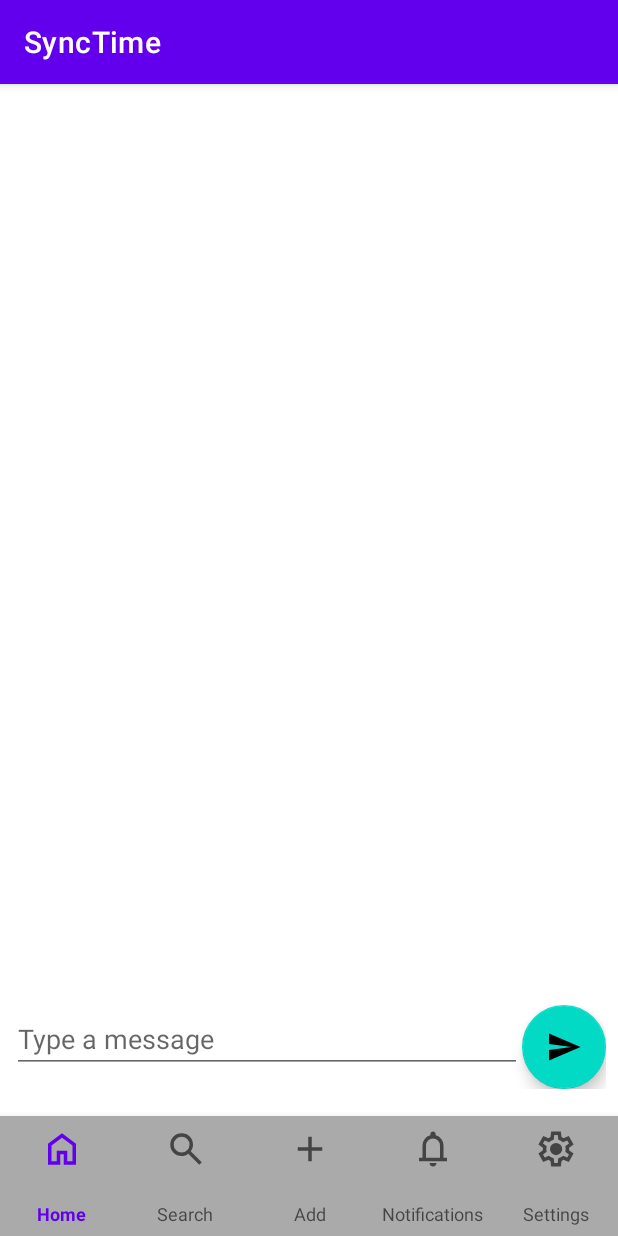
After one commit to Andrew-D-H/SyncTime, an Android app built with Jetpack Compose: the fragment ChatFragment placed in its activity, on a phone screen of 412 x 824 dp. The commit adds this screen. Run offline under Robolectric (Android 15) with nearby library versions, the phone set to English and light mode, and no system bars.

Commit message:
Add chat functionality with fragments, adapters, and message bubbles
- Created ChatListFragment, ChatFragment, and NewChatFragment
- Added Chat and Message models
- Implemented adapters and layouts (item_chat, item_message)
- Connected Chat button in HomeFragment

```diff
--- /dev/null
+++ b/app/src/main/java/com/example/synctime/ChatFragment.kt
@@ -0,0 +1,60 @@
+package com.example.synctime
+
+import android.os.Bundle
+import android.view.LayoutInflater
+import android.view.View
+import android.view.ViewGroup
+import androidx.fragment.app.Fragment
+import androidx.recyclerview.widget.LinearLayoutManager
+import androidx.recyclerview.widget.RecyclerView
+import com.google.android.material.floatingactionbutton.FloatingActionButton
+import com.google.android.material.textfield.TextInputEditText
+
+class ChatFragment : Fragment() {
+
+    private lateinit var recycler: RecyclerView
+    private lateinit var input: TextInputEditText
+    private lateinit var sendBtn: FloatingActionButton
+    private lateinit var adapter: MessageAdapter
+    private val messages = mutableListOf<Message>()
+
+    companion object {
+        private const val CHAT_ID = "chatId"
+        fun newInstance(chatId: String) = ChatFragment().apply {
+            arguments = Bundle().apply { putString(CHAT_ID, chatId) }
+        }
+    }
+
+    override fun onCreateView(
+        inflater: LayoutInflater,
+        container: ViewGroup?,
+        savedInstanceState: Bundle?
+    ): View {
+        val view = inflater.inflate(R.layout.fragment_chat, container, false)
+
+        recycler = view.findViewById(R.id.recyclerMessages)
+        input = view.findViewById(R.id.inputMessage)
+        sendBtn = view.findViewById(R.id.btnSend)
+
+        adapter = MessageAdapter(messages)
+        recycler.layoutManager = LinearLayoutManager(requireContext())
+        recycler.adapter = adapter
+
+        sendBtn.setOnClickListener {
+            val text = input.text.toString()
+            if (text.isNotEmpty()) {
+                val msg = Message(
+                    senderId = "me",
+                    text = text,
+                    timestamp = System.currentTimeMillis()
+                )
+                messages.add(msg)
+                adapter.notifyItemInserted(messages.size - 1)
+                recycler.scrollToPosition(messages.size - 1)
+                input.text?.clear()
+            }
+        }
+
+        return view
+    }
+}
--- /dev/null
+++ b/app/src/main/res/drawable/ic_send.xml
@@ -0,0 +1,5 @@
+<vector xmlns:android="http://schemas.android.com/apk/res/android" android:autoMirrored="true" android:height="24dp" android:tint="#000000" android:viewportHeight="24" android:viewportWidth="24" android:width="24dp">
+
+    <path android:fillColor="@android:color/white" android:pathData="M2.01,21L23,12 2.01,3 2,10l15,2 -15,2z"/>
+
+</vector>
--- /dev/null
+++ b/app/src/main/res/drawable/message_bubble_me.xml
@@ -0,0 +1,10 @@
+<shape xmlns:android="http://schemas.android.com/apk/res/android"
+    android:shape="rectangle">
+    <corners android:radius="16dp" />
+    <solid android:color="@color/chat_bubble_me" />
+    <padding
+        android:top="6dp"
+        android:bottom="6dp"
+        android:left="12dp"
+        android:right="12dp" />
+</shape>
--- /dev/null
+++ b/app/src/main/res/drawable/message_bubble_them.xml
@@ -0,0 +1,10 @@
+<shape xmlns:android="http://schemas.android.com/apk/res/android"
+    android:shape="rectangle">
+    <corners android:radius="16dp" />
+    <solid android:color="@color/chat_bubble_them" />
+    <padding
+        android:top="6dp"
+        android:bottom="6dp"
+        android:left="12dp"
+        android:right="12dp" />
+</shape>
--- /dev/null
+++ b/app/src/main/res/layout/fragment_chat.xml
@@ -0,0 +1,29 @@
+<LinearLayout xmlns:android="http://schemas.android.com/apk/res/android"
+    android:orientation="vertical" android:layout_width="match_parent"
+    android:layout_height="match_parent">
+
+    <androidx.recyclerview.widget.RecyclerView
+        android:id="@+id/recyclerMessages"
+        android:layout_width="match_parent"
+        android:layout_height="0dp"
+        android:layout_weight="1"
+        android:padding="8dp"/>
+
+    <LinearLayout android:layout_width="match_parent"
+        android:layout_height="wrap_content"
+        android:orientation="horizontal" android:padding="8dp">
+
+        <com.google.android.material.textfield.TextInputEditText
+            android:id="@+id/inputMessage"
+            android:layout_width="0dp"
+            android:layout_height="wrap_content"
+            android:layout_weight="1"
+            android:hint="Type a message" />
+
+        <com.google.android.material.floatingactionbutton.FloatingActionButton
+            android:id="@+id/btnSend"
+            android:layout_width="wrap_content"
+            android:layout_height="wrap_content"
+            android:src="@drawable/ic_send"/>
+    </LinearLayout>
+</LinearLayout>
--- a/app/src/main/res/values/colors.xml
+++ b/app/src/main/res/values/colors.xml
@@ -7,4 +7,7 @@
     <color name="teal_700">#FF018786</color>
     <color name="black">#FF000000</color>
     <color name="white">#FFFFFFFF</color>
+    <color name="chat_bubble_me">#7C4DFF</color>       <!-- Purple -->
+    <color name="chat_bubble_them">#E0E0E0</color>     <!-- Light Gray -->
+
 </resources>
```
Also changed, not shown: app/src/main/java/com/example/synctime/Chat.kt (added, +8 -0 lines), app/src/main/java/com/example/synctime/ChatListAdapter.kt (added, +36 -0 lines), app/src/main/java/com/example/synctime/ChatListFragment.kt (added, +61 -0 lines), app/src/main/java/com/example/synctime/HomeFragment.kt (+11 -5 lines), app/src/main/java/com/example/synctime/Message.kt (added, +7 -0 lines), app/src/main/java/com/example/synctime/MessageAdapter.kt (added, +47 -0 lines), app/src/main/java/com/example/synctime/NewChatFragment.kt (added, +32 -0 lines), app/src/main/res/layout/fragment_chat_list.xml (added, +16 -0 lines), app/src/main/res/layout/fragment_new_chat.xml (added, +22 -0 lines), app/src/main/res/layout/item_chat.xml (added, +24 -0 lines), app/src/main/res/layout/item_message.xml (added, +18 -0 lines).
